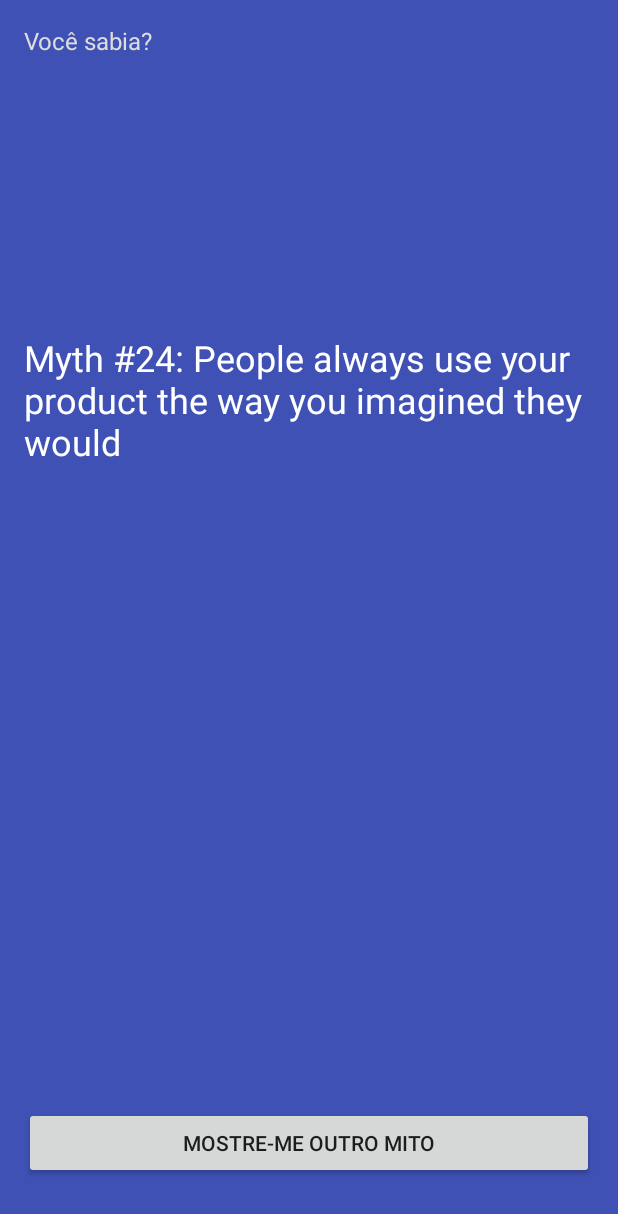
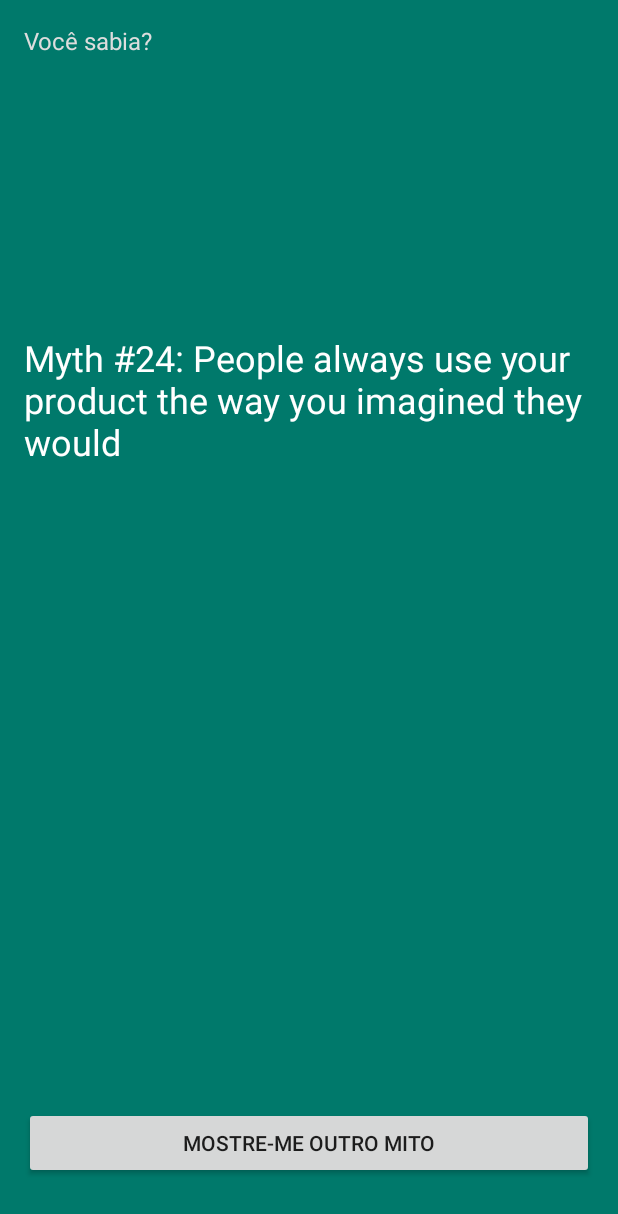
Before and after one commit to felipegenuino/AndroidUxMyth, an Android app: the screen it shows after launch (FunFactsActivity), after a tap on "MOSTRE-ME OUTRO MITO", on a phone screen of 412 x 824 dp. Shown: the top 1214 px of the screen. Run offline under Robolectric (Android 15) with nearby library versions, the phone set to English and light mode, and no system bars.

Commit message:
Add Colors

```diff
--- /dev/null
+++ b/app/src/main/java/com/felipegenuino/funfactsproject/ColorWheel.java
@@ -0,0 +1,62 @@
+package com.felipegenuino.funfactsproject;
+
+
+import android.graphics.Color;
+
+import java.util.Random;
+
+public class ColorWheel {
+        // Fields (Member Variables) - Properties about the object
+        private String[] mColors = {
+                "#3F51B5",
+                "#3949AB",
+                "#303F9F",
+                "#283593",
+                "#1A237E",
+                "#0097A7",
+                "#00838F",
+                "#006064",
+                "#009688",
+                "#00897B",
+                "#00796B",
+                "#00695C",
+                "#004D40",
+                "#F44336",
+                "#E53935",
+                "#D32F2F",
+                "#C62828",
+                "#B71C1C",
+                "#D50000",
+                "#E91E63",
+                "#D81B60",
+                "#C2185B",
+                "#AD1457",
+                "#880E4F",
+                "#FF4081",
+                "#F50057",
+                "#FF5722",
+                "#F4511E",
+                "#E64A19",
+                "#D84315",
+                "#BF360C",
+                "#6D4C41",
+                "#5D4037",
+                "#4E342E"
+        };
+
+
+        //methods - acitons the obejct can take
+        public int getColor(){
+            String color;
+
+            //Randomly select a fact
+            Random randomGenerator = new Random();
+            int randomNumber = randomGenerator.nextInt(mColors.length);
+            color = mColors[randomNumber];
+            int colorAsInt = Color.parseColor(color);
+            return colorAsInt;
+
+        }
+
+
+}
--- a/app/src/main/java/com/felipegenuino/funfactsproject/FunFactsActivity.java
+++ b/app/src/main/java/com/felipegenuino/funfactsproject/FunFactsActivity.java
@@ -1,18 +1,23 @@
 package com.felipegenuino.funfactsproject;
 
+import android.graphics.Color;
 import android.support.v7.app.AppCompatActivity;
 import android.os.Bundle;
 import android.view.View;
 import android.widget.Button;
+import android.widget.RelativeLayout;
 import android.widget.TextView;
 
-import java.util.Random;
 
 public class FunFactsActivity extends AppCompatActivity {
+    private MythBook mMythBook = new MythBook();
+    private ColorWheel mColorWheel = new ColorWheel();
 
     //Declare out view variables
     private TextView mUxMythTitle;
     private Button mUxMythButton;
+    private RelativeLayout mRelativeLayout;
+
 
     @Override
     protected void onCreate(Bundle savedInstanceState) {
@@ -22,57 +27,18 @@ public class FunFactsActivity extends AppCompatActivity {
         //Assing the Views from the layout file to the corresponding variables
         mUxMythTitle = (TextView) findViewById(R.id.UxMythTitle);
         mUxMythButton = (Button) findViewById(R.id.UxMythButton);
+        mRelativeLayout = (RelativeLayout) findViewById(R.id.UxMythRelativeLayout);
 
-        View.OnClickListener listener = new View.OnClickListener() {
+        View.OnClickListener listener =  new View.OnClickListener() {
             @Override
             public void onClick(View v) {
-                String[] myths = {
-                        "Myth #34: Simple = minimal",
-                        "Myth #33: Mobile users are distracted",
-                        "Myth #32: Success happens overnight",
-                        "Myth #31: UX design is a step in a project",
-                        "Myth #30: If you are an expert, you don’t need to test your design",
-                        "Myth #29: People are rational",
-                        "Myth #28: White space is wasted space",
-                        "Myth #27: UX design is about usability",
-                        "Myth #26: Usability testing = focus groups",
-                        "Myth #25: Aesthetics are not important if you have good usability",
-                        "Myth #24: People always use your product the way you imagined they would",
-                        "Myth #23: Choices should always be limited to 7+/-2",
-                        "Myth #22: Usability testing is expensive",
-                        "Myth #21: People can tell you what they want",
-                        "Myth #20: If it works for Amazon, it will work for you",
-                        "Myth #19: You don't need the content to design a website",
-                        "Myth #18: Flash is evil",
-                        "Myth #17: The homepage is your most important page",
-                        "Myth #16: Search will solve a website's navigation problems",
-                        "Myth #15: Users make optimal choices",
-                        "Myth #14: You are like your users",
-                        "Myth #13: Icons enhance usability",
-                        "Myth #12: More choices and features result in higher satisfaction",
-                        "Myth #11: You need to redesign your website periodically",
-                        "Myth #10: If your design is good, small details don't matter",
-                        "Myth #9: Design has to be original",
-                        "Myth #8: Stock photos improve the users' experience",
-                        "Myth #7: Graphics will make a page element more visible",
-                        "Myth #6: Accessible sites are ugly",
-                        "Myth #5: Accessibility is expensive and difficult",
-                        "Myth #4: Design is about making a website look good",
-                        "Myth #3: People don't scroll",
-                        "Myth #2: All pages should be accessible in 3 clicks",
-                        "Myth #1: People read on the web"
-                };
 
-                String myth = "";
-
-                //Randomly select a fact
-                Random randomGenerator = new Random();
-
-                int randomNumber = randomGenerator.nextInt(myths.length);
-                myth = myths[randomNumber];
+                String myth = mMythBook.getMyth();
+                int color = mColorWheel.getColor();
 
                 //update de screen with our dynamic fact
                 mUxMythTitle.setText(myth);
+                mRelativeLayout.setBackgroundColor(color);
             }
         };
 
--- /dev/null
+++ b/app/src/main/java/com/felipegenuino/funfactsproject/MythBook.java
@@ -0,0 +1,60 @@
+package com.felipegenuino.funfactsproject;
+
+import java.util.Random;
+
+public class MythBook {
+
+      // Fields (Member Variables) - Properties about the object
+      private String[] mMyths = {
+                "Myth #34: Simple = minimal",
+                "Myth #33: Mobile users are distracted",
+                "Myth #32: Success happens overnight",
+                "Myth #31: UX design is a step in a project",
+                "Myth #30: If you are an expert, you don’t need to test your design",
+                "Myth #29: People are rational",
+                "Myth #28: White space is wasted space",
+                "Myth #27: UX design is about usability",
+                "Myth #26: Usability testing = focus groups",
+                "Myth #25: Aesthetics are not important if you have good usability",
+                "Myth #24: People always use your product the way you imagined they would",
+                "Myth #23: Choices should always be limited to 7+/-2",
+                "Myth #22: Usability testing is expensive",
+                "Myth #21: People can tell you what they want",
+                "Myth #20: If it works for Amazon, it will work for you",
+                "Myth #19: You don't need the content to design a website",
+                "Myth #18: Flash is evil",
+                "Myth #17: The homepage is your most important page",
+                "Myth #16: Search will solve a website's navigation problems",
+                "Myth #15: Users make optimal choices",
+                "Myth #14: You are like your users",
+                "Myth #13: Icons enhance usability",
+                "Myth #12: More choices and features result in higher satisfaction",
+                "Myth #11: You need to redesign your website periodically",
+                "Myth #10: If your design is good, small details don't matter",
+                "Myth #9: Design has to be original",
+                "Myth #8: Stock photos improve the users' experience",
+                "Myth #7: Graphics will make a page element more visible",
+                "Myth #6: Accessible sites are ugly",
+                "Myth #5: Accessibility is expensive and difficult",
+                "Myth #4: Design is about making a website look good",
+                "Myth #3: People don't scroll",
+                "Myth #2: All pages should be accessible in 3 clicks",
+                "Myth #1: People read on the web"
+      };
+
+
+        //methods - acitons the obejct can take
+        public String getMyth(){
+            String myth = "";
+
+            //Randomly select a fact
+            Random randomGenerator = new Random();
+            int randomNumber = randomGenerator.nextInt(mMyths.length);
+            myth = mMyths[randomNumber];
+
+            return myth;
+
+        }
+
+
+}
--- a/app/src/main/res/layout/activity_fun_facts.xml
+++ b/app/src/main/res/layout/activity_fun_facts.xml
@@ -1,7 +1,7 @@
 <?xml version="1.0" encoding="utf-8"?>
 <RelativeLayout xmlns:android="http://schemas.android.com/apk/res/android"
     xmlns:tools="http://schemas.android.com/tools"
-    android:id="@+id/activity_fun_facts"
+    android:id="@+id/UxMythRelativeLayout"
     android:paddingBottom="@dimen/activity_vertical_margin"
     android:paddingLeft="@dimen/activity_horizontal_margin"
     android:paddingRight="@dimen/activity_horizontal_margin"
```
